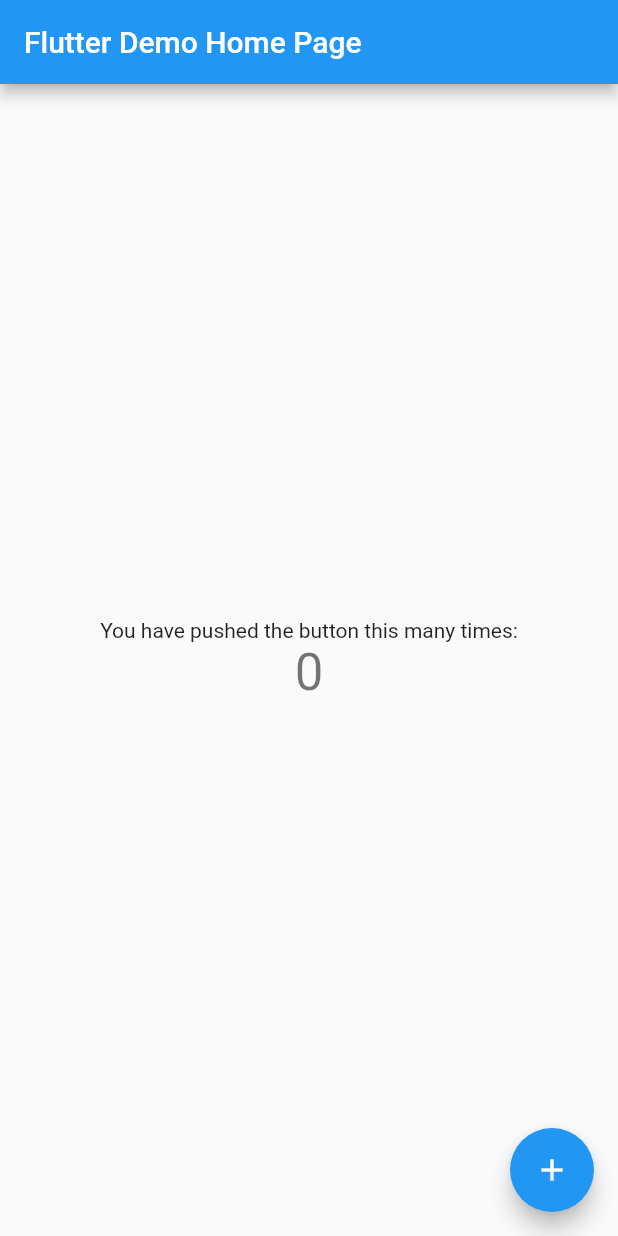
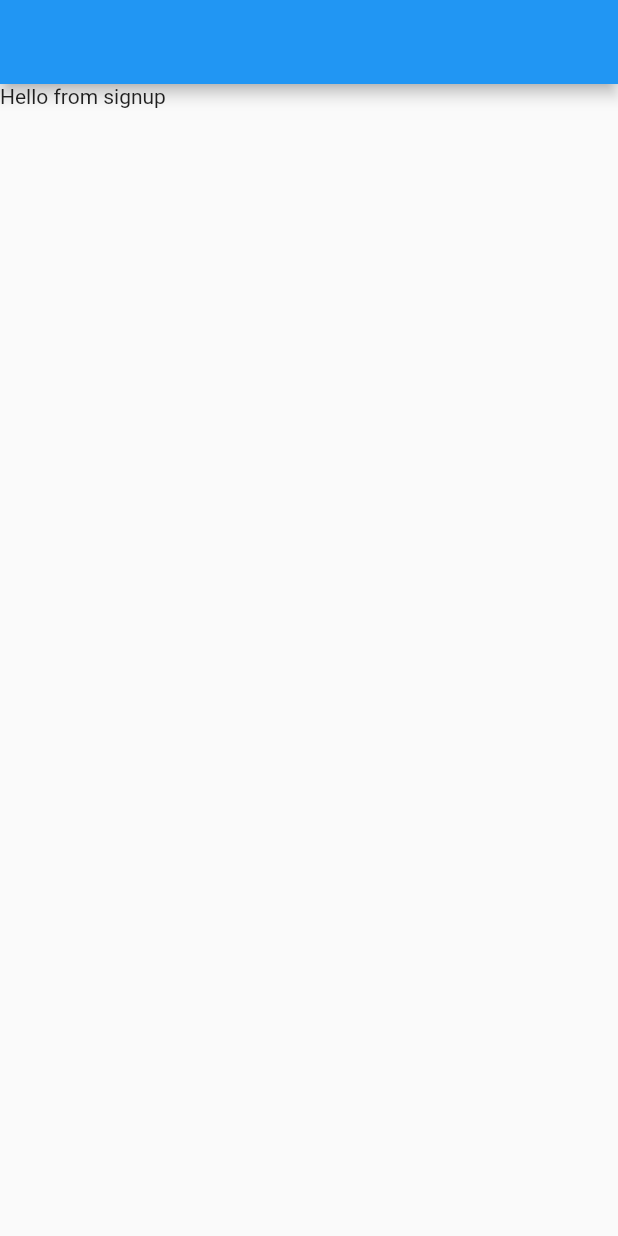
Before and after one commit to joaoarmando/mvvm-flutter, a Flutter app: the screen it shows after launch, on a phone screen of 412 x 824 dp. Run offline on Flutter 3.47's test engine with Material 2 defaults, Android fonts, the phone set to English and light mode, and no system bars.

Commit message:
Created signUpView and UserModel class

```diff
--- a/lib/main.dart
+++ b/lib/main.dart
@@ -1,4 +1,5 @@
 import 'package:flutter/material.dart';
+import 'package:mvvmproject/views/signup_view.dart';
 
 void main() {
   runApp(MyApp());
@@ -9,105 +10,11 @@ class MyApp extends StatelessWidget {
   @override
   Widget build(BuildContext context) {
     return MaterialApp(
-      title: 'Flutter Demo',
+      title: 'MVVM Flutter',
       theme: ThemeData(
-        // This is the theme of your application.
-        //
-        // Try running your application with "flutter run". You'll see the
-        // application has a blue toolbar. Then, without quitting the app, try
-        // changing the primarySwatch below to Colors.green and then invoke
-        // "hot reload" (press "r" in the console where you ran "flutter run",
-        // or simply save your changes to "hot reload" in a Flutter IDE).
-        // Notice that the counter didn't reset back to zero; the application
-        // is not restarted.
         primarySwatch: Colors.blue,
       ),
-      home: MyHomePage(title: 'Flutter Demo Home Page'),
+      home: SignUpView(),
     );
   }
 }
-
-class MyHomePage extends StatefulWidget {
-  MyHomePage({Key key, this.title}) : super(key: key);
-
-  // This widget is the home page of your application. It is stateful, meaning
-  // that it has a State object (defined below) that contains fields that affect
-  // how it looks.
-
-  // This class is the configuration for the state. It holds the values (in this
-  // case the title) provided by the parent (in this case the App widget) and
-  // used by the build method of the State. Fields in a Widget subclass are
-  // always marked "final".
-
-  final String title;
-
-  @override
-  _MyHomePageState createState() => _MyHomePageState();
-}
-
-class _MyHomePageState extends State<MyHomePage> {
-  int _counter = 0;
-
-  void _incrementCounter() {
-    setState(() {
-      // This call to setState tells the Flutter framework that something has
-      // changed in this State, which causes it to rerun the build method below
-      // so that the display can reflect the updated values. If we changed
-      // _counter without calling setState(), then the build method would not be
-      // called again, and so nothing would appear to happen.
-      _counter++;
-    });
-  }
-
-  @override
-  Widget build(BuildContext context) {
-    // This method is rerun every time setState is called, for instance as done
-    // by the _incrementCounter method above.
-    //
-    // The Flutter framework has been optimized to make rerunning build methods
-    // fast, so that you can just rebuild anything that needs updating rather
-    // than having to individually change instances of widgets.
-    return Scaffold(
-      appBar: AppBar(
-        // Here we take the value from the MyHomePage object that was created by
-        // the App.build method, and use it to set our appbar title.
-        title: Text(widget.title),
-      ),
-      body: Center(
-        // Center is a layout widget. It takes a single child and positions it
-        // in the middle of the parent.
-        child: Column(
-          // Column is also a layout widget. It takes a list of children and
-          // arranges them vertically. By default, it sizes itself to fit its
-          // children horizontally, and tries to be as tall as its parent.
-          //
-          // Invoke "debug painting" (press "p" in the console, choose the
-          // "Toggle Debug Paint" action from the Flutter Inspector in Android
-          // Studio, or the "Toggle Debug Paint" command in Visual Studio Code)
-          // to see the wireframe for each widget.
-          //
-          // Column has various properties to control how it sizes itself and
-          // how it positions its children. Here we use mainAxisAlignment to
-          // center the children vertically; the main axis here is the vertical
-          // axis because Columns are vertical (the cross axis would be
-          // horizontal).
-          mainAxisAlignment: MainAxisAlignment.center,
-          children: <Widget>[
-            Text(
-              'You have pushed the button this many times:',
-            ),
-            Text(
-              '$_counter',
-              style: Theme.of(context).textTheme.headline4,
-            ),
-          ],
-        ),
-      ),
-      floatingActionButton: FloatingActionButton(
-        onPressed: _incrementCounter,
-        tooltip: 'Increment',
-        child: Icon(Icons.add),
-      ), // This trailing comma makes auto-formatting nicer for build methods.
-    );
-  }
-}
--- /dev/null
+++ b/lib/views/signup_view.dart
@@ -0,0 +1,15 @@
+import 'package:flutter/material.dart';
+
+class SignUpView extends StatelessWidget {
+  @override
+  Widget build(BuildContext context) {
+    return Scaffold(
+      appBar: AppBar(),
+      body: Column(
+        children: [
+          Text("Hello from signup"),
+        ],
+      ),
+    );
+  }
+}
```
Also changed, not shown: lib/models/user_model.dart (added, +45 -0 lines).
